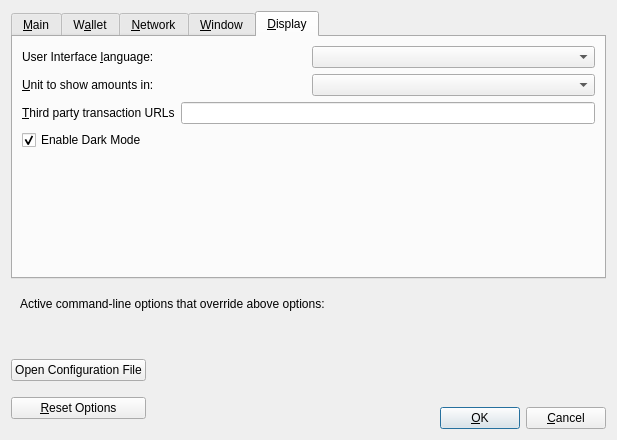
Qt form src/qt/forms/optionsdialog.ui (RavenProject/Ravencoin) before a commit.
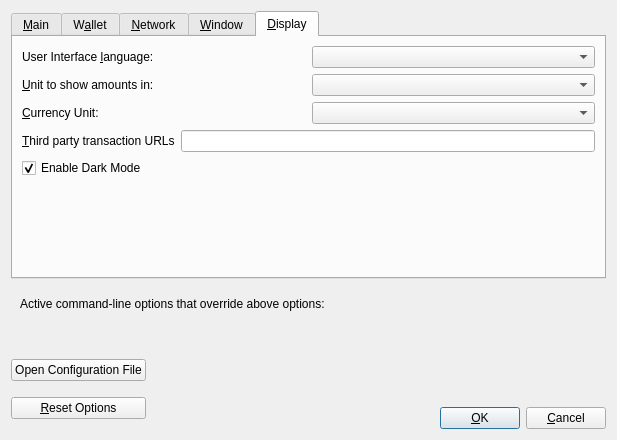
The same form after that commit. The open tabs and pages were chosen to show the change. Custom widgets are drawn as their Qt base class.

Commit message:
Feature: Adding a dropdown on the main UI to select what unit the current value is displayed in (BTC/RVN, USDT/RVN, etc.) (PR #894)
- Added ComboBox to price preview, to allow switching between different units (BTC/RVN, USDT/RVN, etc.)
- Added configurable decimal places per option.
- Added satoshis as a currency option.
- Currently USDT is displayed to 5 decimal places.
- Made the currency selector tracked by settings.
- Moved currency definition to it's own header.
- Added options menu section for currency selection.

```diff
--- a/src/qt/forms/optionsdialog.ui
+++ b/src/qt/forms/optionsdialog.ui
@@ -609,6 +609,30 @@
          </item>
         </layout>
        </item>
+       <item>
+        <layout class="QHBoxLayout" name="horizontalLayout_DisplayCurrency">
+         <item>
+          <widget class="QLabel" name="currencyUnitIndexLabel">
+           <property name="text">
+            <string>&amp;Currency Unit:</string>
+           </property>
+           <property name="textFormat">
+            <enum>Qt::PlainText</enum>
+           </property>
+           <property name="buddy">
+            <cstring>currencyUnitIndex</cstring>
+           </property>
+          </widget>
+         </item>
+         <item>
+          <widget class="QValueComboBox" name="currencyUnitIndex">
+           <property name="toolTip">
+            <string>Choose which currency to display the realtime value of RVN in (ie: BTC/RVN).</string>
+           </property>
+          </widget>
+         </item>
+        </layout>
+       </item>
        <item>
         <layout class="QHBoxLayout" name="horizontalLayout_3_Display">
          <item>
```
The commit also changes 8 other files.
